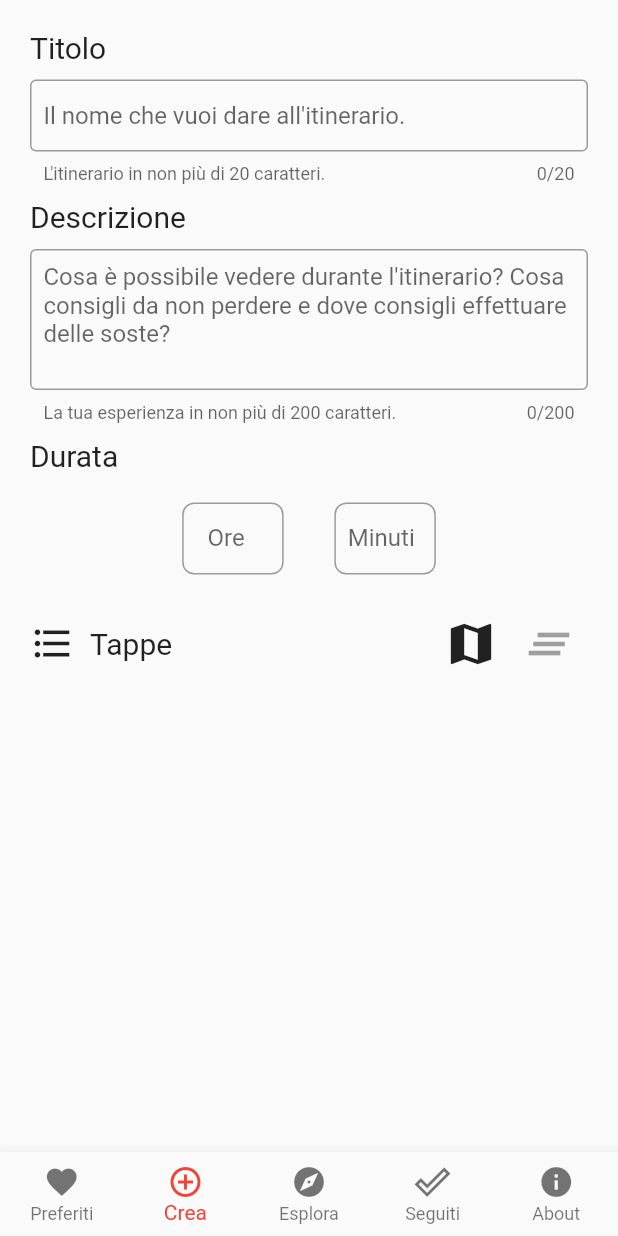
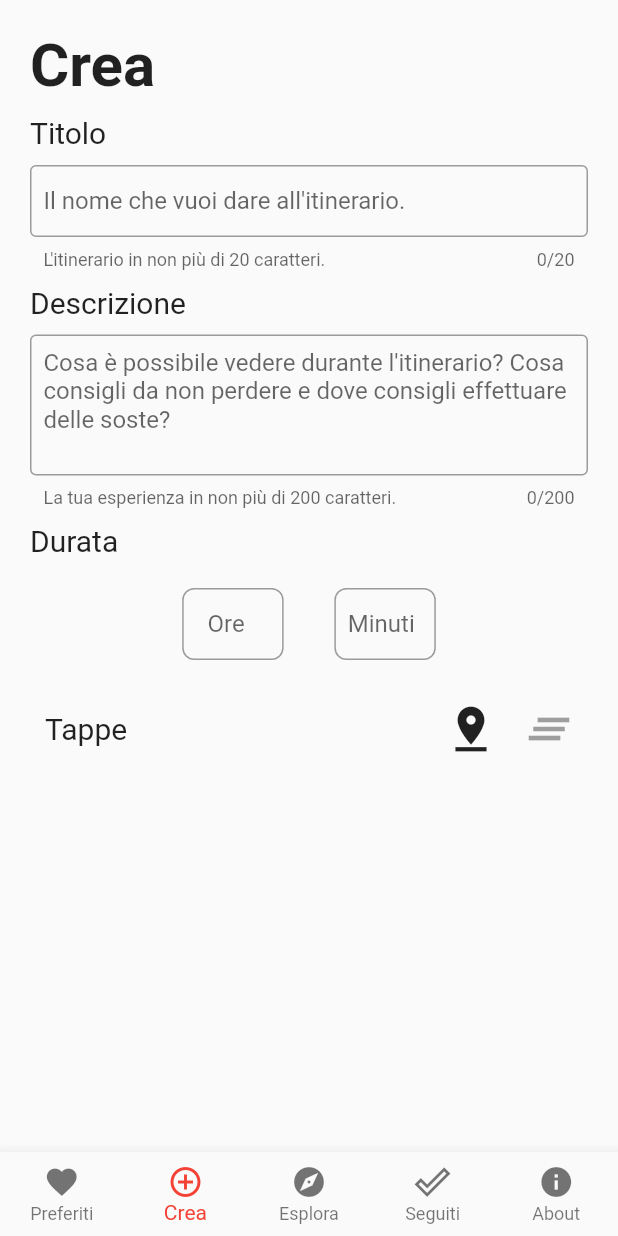
Before and after one commit to AlessioLuciani/GuideMe, a Flutter app: the IOSLayout screen opened directly, item 2 of the bottom bar chosen, on a phone screen of 412 x 824 dp. Run offline on Flutter 3.47's test engine with Material 2 defaults, Android fonts, the phone set to English and light mode, and no system bars; our stand-ins replace google_maps_flutter, image_picker, permission_handler.

Commit message:
iOS style

```diff
--- a/lib/fragments/create_itinerary.dart
+++ b/lib/fragments/create_itinerary.dart
@@ -1,3 +1,5 @@
+import 'dart:io';
+
 import 'package:flutter/material.dart';
 import 'package:flutter/services.dart';
 import 'package:GuideMe/pages/choose_stops_maps.dart';
@@ -19,13 +21,12 @@ class _AddItinearyFragmentState extends State<AddItinearyFragment> {
             padding: EdgeInsets.symmetric(horizontal: 20),
             child: Column(
               children: <Widget>[
-                SizedBox(
-                  height: 10,
-                ),
                 Column(
                   crossAxisAlignment: CrossAxisAlignment.start,
                   children: <Widget>[
-                    SizedBox(height: 10),
+                    SizedBox(height: 20,),
+                    Text("Crea", style: TextStyle(fontSize: 40, fontWeight: FontWeight.bold)),
+                    SizedBox(height: Platform.isAndroid ? 10 : 20),
                     Text(
                       "Titolo",
                       style: TextStyle(fontSize: 20),
@@ -124,10 +125,6 @@ class _AddItinearyFragmentState extends State<AddItinearyFragment> {
                     children: <Widget>[
                       Row(
                         children: <Widget>[
-                          Icon(
-                            Icons.format_list_bulleted,
-                            size: 30,
-                          ),
                           SizedBox(
                             width: 10,
                           ),
@@ -141,7 +138,7 @@ class _AddItinearyFragmentState extends State<AddItinearyFragment> {
                         children: <Widget>[
                           IconButton(
                             iconSize: 36,
-                            icon: Icon(Icons.map, color: Colors.black87),
+                            icon: Icon(Icons.pin_drop, color: Colors.black87),
                             onPressed: () => Navigator.push(
                                 context,
                                 MaterialPageRoute(
```
Also changed, not shown: lib/pages/choose_stops_maps.dart (+1 -15 lines).
